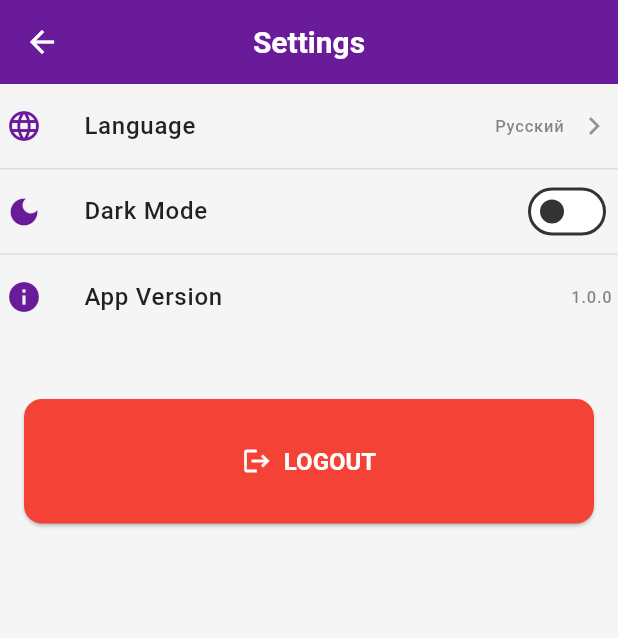
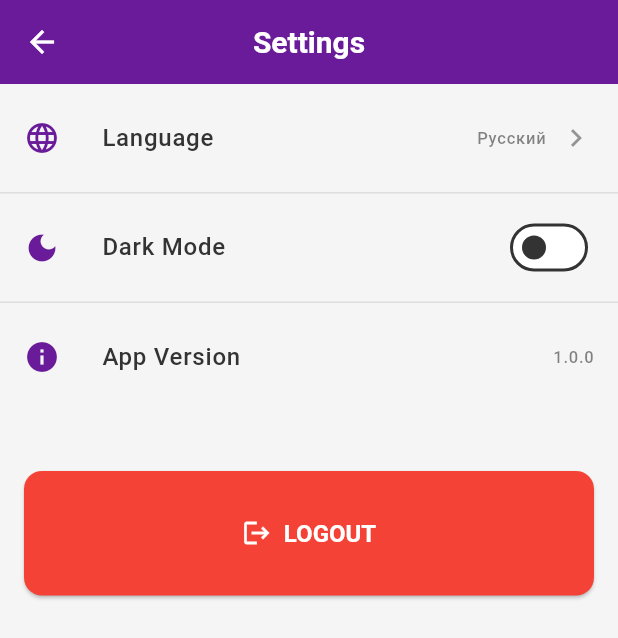
Before and after one commit to DidarTito/corporate_app, a Flutter app: the SettingsScreen screen opened directly, on a phone screen of 412 x 824 dp. Shown: the top 638 px of the screen. Run offline on Flutter 3.47's test engine with Material 3 defaults, Android fonts, the phone set to English and light mode, and no system bars.

Commit message:
setting item widget updated: theme integration

```diff
--- a/lib/widgets/setting_item.dart
+++ b/lib/widgets/setting_item.dart
@@ -19,32 +19,31 @@ class SettingItem extends StatelessWidget {
   @override
   Widget build(BuildContext context) {
     final theme = Theme.of(context);
-    final isDarkMode = theme.brightness == Brightness.dark;
 
     return Column(
       children: [
         ListTile(
           leading: icon != null
-              ? Icon(icon, color: theme.primaryColor)
+              ? Icon(icon, color: theme.colorScheme.primary)
               : null,
           title: Text(
             title,
             style: TextStyle(
               fontSize: 16,
               fontWeight: FontWeight.w500,
-              color: isDarkMode ? Colors.grey.shade200 : Colors.black87,
+              color: theme.colorScheme.onSurface,
             ),
           ),
           trailing: trailing,
           onTap: onTap,
-          contentPadding: const EdgeInsets.symmetric(horizontal: 4),
+          contentPadding: const EdgeInsets.symmetric(horizontal: 16, vertical: 8),
           minLeadingWidth: 36,
         ),
         if (showDivider)
           Divider(
             height: 1,
             thickness: 1,
-            color: isDarkMode ? Colors.grey.shade800 : Colors.grey.shade300,
+            color: theme.colorScheme.onSurface.withOpacity(0.12),
           ),
       ],
     );
```
